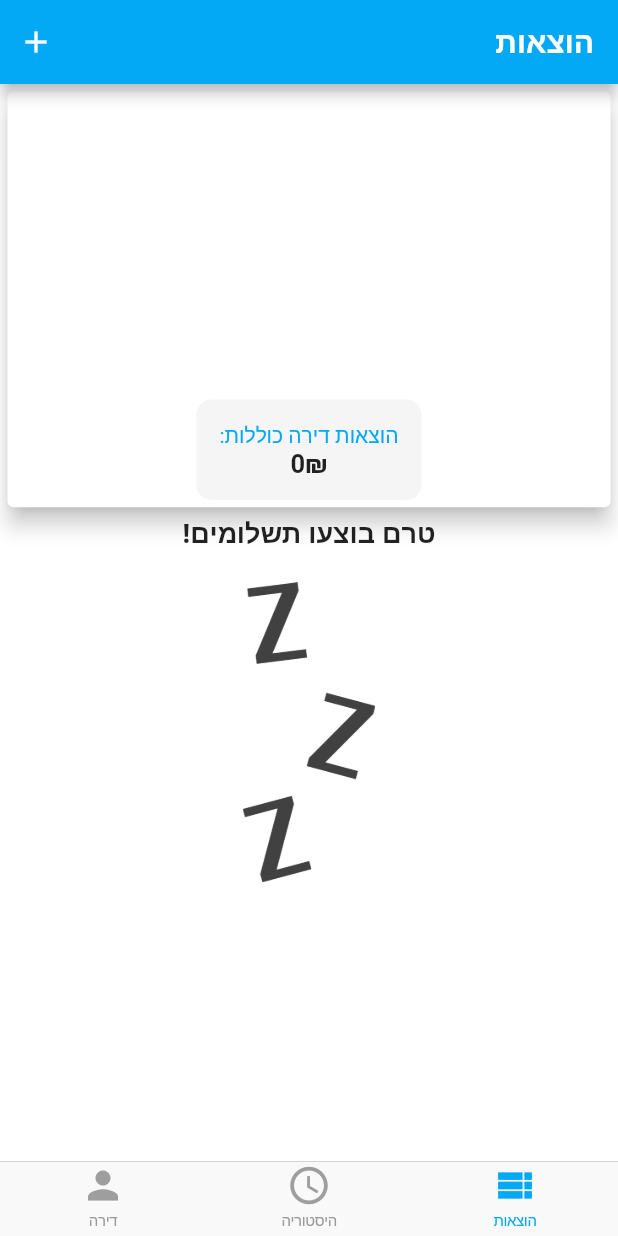
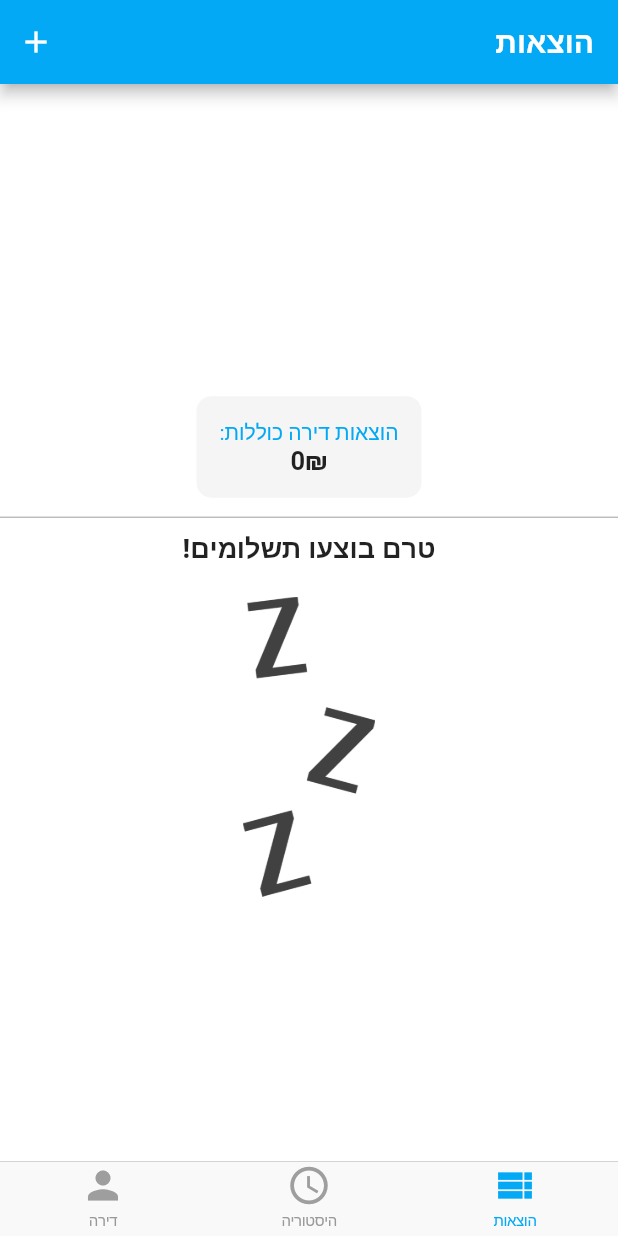
Before and after one commit to nagarcode/DiraNedira, a Flutter app: the screen it shows once a user with an empty profile is signed in, on a phone screen of 412 x 824 dp. Run offline on Flutter 3.47's test engine with Material 2 defaults, Android fonts, the phone set to English and light mode, and no system bars; our stand-ins replace cloud_firestore, firebase_auth, flutter_signin_button, google_sign_in, string_validator; missing offline and left inert: apple_sign_in, flutter_facebook_login; accounts and stored records are empty.

Commit message:
removing card from chart

```diff
--- a/lib/investments/chart.dart
+++ b/lib/investments/chart.dart
@@ -24,16 +24,22 @@ class Chart extends StatelessWidget {
     final userList = Provider.of<List<User>>(context);
     for (int i = 0; i < userList.length; i++)
       initUserinvestmentSumMap(userList[i].uid);
-    return Card(
-      elevation: 6,
-      margin: EdgeInsets.all(5),
-      child: Padding(
+    return Padding(
       padding: EdgeInsets.all(5),
-        child: Column(
+      child:
+      Column(
         mainAxisAlignment: MainAxisAlignment.center,
         children: <Widget>[
           Expanded(
             flex: 3,
+            // child: ListView.builder(
+            //   itemCount: userList.length,
+            //   itemBuilder: (ctx, index) {
+            //     return Container(
+            //       child: _buildUserInfo(userList[index], theme, context),
+            //     );
+            //   },
+            //   scrollDirection: Axis.horizontal,
             child: SingleChildScrollView(
               scrollDirection: Axis.horizontal,
               child: Row(
@@ -72,7 +78,6 @@ class Chart extends StatelessWidget {
             ),
           ),
         ],
-        ),
       ),
     );
   }
@@ -123,7 +128,7 @@ class Chart extends StatelessWidget {
       text = 'צריך לתת: ';
     }
     return Text(
-      text + getOrAdd.abs().toString() + '₪',
+      '    ' + text + getOrAdd.abs().toString() + '₪' + '    ',
       style: TextStyle(color: color, fontSize: 13, fontWeight: FontWeight.bold),
     );
   }
--- a/lib/investments/investments_page.dart
+++ b/lib/investments/investments_page.dart
@@ -77,11 +77,14 @@ class InvestmentsPage extends StatelessWidget {
           children: <Widget>[
             Expanded(
               flex: 2,
-              child: Container(
-                child: Chart(
-                  investments: currentMonthInvestments,
-                ),
+              // child: Container(
+              child: Chart(
+                investments: currentMonthInvestments,
               ),
+              // ),
+            ),
+            Divider(
+              color: Colors.grey,
             ),
             Expanded(
               flex: 3,
```
Also changed, not shown: lib/investments/investments_list.dart (+9 -5 lines). Lines whose indentation alone changed are shown as unchanged.
